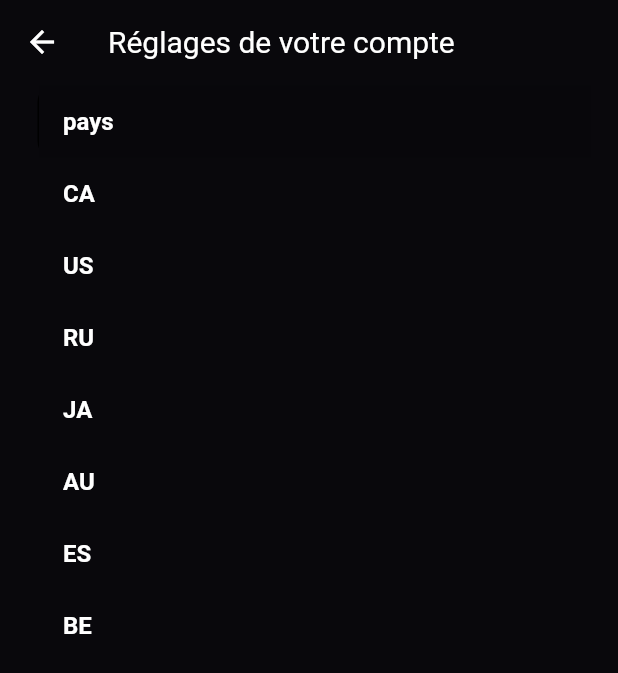
After one commit to Brokeena/H23-Gr1-E7-CineChooser, a Flutter app: the Reglages screen opened directly, after a tap on "pays", on a phone screen of 412 x 824 dp. The commit adds this screen. Shown: the top 673 px of the screen. Run offline on Flutter 3.47's test engine with Material 2 defaults, Android fonts, the phone set to English and light mode, and no system bars; our stand-ins replace carousel_slider, firebase_core; missing offline and left inert: swipable_stack, tmdb_api; accounts and stored records are empty.

Commit message:
Wow wow wow <3

```diff
--- a/app/cinechooser/test_application1/lib/pages/main.dart
+++ b/app/cinechooser/test_application1/lib/main.dart
@@ -5,35 +5,31 @@ import 'package:cinechooser/api/movie.dart';
 import 'package:cinechooser/api/api.dart';
 import 'package:firebase_core/firebase_core.dart';
 
-import '../trashTinder/CardProvider.dart';
 String poster = '';
 
-void main() async
-{
-  var liste  = getTrendingMovies();
+void main() async {
+  var liste = getTrendingMovies();
   Movie movie = await Movie.create(18491);
   poster = movie.poster;
   WidgetsFlutterBinding.ensureInitialized();
-  await Firebase.initializeApp(options: FirebaseOptions(apiKey: "AIzaSyAf7-d8wh14Q0-Yjju-beR2mVHpzeOP2ns", appId: 'cinechooser', messagingSenderId: '1026537403163', projectId: 'cinechooser-eva01') );
+  await Firebase.initializeApp(
+      options: FirebaseOptions(
+          apiKey: "AIzaSyAf7-d8wh14Q0-Yjju-beR2mVHpzeOP2ns",
+          appId: 'cinechooser',
+          messagingSenderId: '1026537403163',
+          projectId: 'cinechooser-eva01'));
   runApp(const MyApp());
-
 }
 
-
-
-class MyApp extends StatelessWidget
-{
-
+class MyApp extends StatelessWidget {
   const MyApp({super.key});
 
   // This widget is the root of your application.
   @override
-  Widget build(BuildContext context)
-  {
-    return   const MaterialApp(
-        debugShowCheckedModeBanner: false,
-        home: LoginPage(),
-
+  Widget build(BuildContext context) {
+    return const MaterialApp(
+      debugShowCheckedModeBanner: false,
+      home: PagePrincipale(),
     );
   }
 }
--- /dev/null
+++ b/app/cinechooser/test_application1/lib/pages/reglages.dart
@@ -0,0 +1,111 @@
+import 'package:cinechooser/pages/pagePrincipale.dart';
+import 'package:flutter/cupertino.dart';
+import 'package:flutter/material.dart';
+import 'package:cinechooser/components/textField.dart';
+import 'package:cinechooser/pages/login_page.dart';
+import 'package:cinechooser/utils/app_styles.dart';
+
+class Reglages extends StatefulWidget {
+  const Reglages({Key? key}) : super(key: key);
+
+  @override
+  State<Reglages> createState() => _ReglagesState();
+}
+
+class _ReglagesState extends State<Reglages> {
+  void _navigateToPreviousScreen(BuildContext context) {
+    Navigator.of(context)
+        .push(MaterialPageRoute(builder: (context) => const PagePrincipale()));
+  }
+
+  dynamic dropdownvalues = "pays";
+  List listItemPays = [
+    "pays",
+    "CA",
+    "US",
+    "RU",
+    "JA",
+    "AU",
+    "ES",
+    "BE",
+  ];
+
+  @override
+  Widget build(BuildContext context) {
+    return Scaffold(
+      extendBodyBehindAppBar: true,
+      appBar: AppBar(
+        backgroundColor: Colors.transparent,
+        elevation: 0,
+        title: const Text('Réglages de votre compte', style: Styles.entete),
+        leading: IconButton(
+          onPressed: () {
+            _navigateToPreviousScreen(context);
+          },
+          icon: const Icon(
+            Icons.arrow_back,
+          ),
+        ),
+      ),
+      body: Container(
+        decoration: const BoxDecoration(color: Styles.bgColor),
+        child: SafeArea(
+          child: Center(
+            child: Container(
+              padding: const EdgeInsets.symmetric(horizontal: 25),
+              child: Column(
+                children: [
+                  Container(
+                    padding: EdgeInsets.symmetric(horizontal: 16),
+                    width: double.infinity,
+                    decoration: const ShapeDecoration(
+                        shape: RoundedRectangleBorder(
+                            side: BorderSide(
+                                width: 1.0, style: BorderStyle.solid),
+                            borderRadius: BorderRadius.all(
+                              Radius.circular(12),
+                            ))),
+                    child: DropdownButton(
+                        value: dropdownvalues,
+                        dropdownColor: Styles.bgColor,
+                        icon: const Icon(
+                          Icons.arrow_drop_down,
+                          color: Colors.white,
+                        ),
+                        elevation: 10,
+                        items: [
+                          "pays",
+                          "CA",
+                          "US",
+                          "RU",
+                          "JA",
+                          "AU",
+                          "ES",
+                          "BE",
+                        ]
+                            .map((dynamic value) => DropdownMenuItem(
+                                  value: value,
+                                  child: Text(
+                                    value,
+                                    style: const TextStyle(
+                                        fontWeight: FontWeight.bold,
+                                        color: Colors.white),
+                                  ),
+                                ))
+                            .toList(),
+                        onChanged: (newItem) {
+                          setState(() {
+                            dropdownvalues = newItem!;
+                          });
+                        }),
+
+                  )
+                ],
+              ),
+            ),
+          ),
+        ),
+      ),
+    );
+  }
+}
```
Also changed, not shown: app/cinechooser/test_application1/lib/pages/login_page.dart (+46 -55 lines), app/cinechooser/test_application1/lib/pages/pagePrincipale.dart (+22 -20 lines), app/cinechooser/test_application1/lib/pages/setup_utilisateur.dart (+73 -24 lines), app/cinechooser/test_application1/lib/trashTinder/CardProvider.dart (deleted, +0 -101 lines), app/cinechooser/test_application1/lib/utils/bottom_buttons_row.dart (+8 -22 lines), app/cinechooser/test_application1/lib/utils/carte_overlay.dart (renamed from app/cinechooser/test_application1/lib/utils/card_overlay.dart, +5 -14 lines), app/cinechooser/test_application1/lib/utils/movie_carte.dart (renamed from app/cinechooser/test_application1/lib/utils/movie_card.dart, +15 -38 lines), app/cinechooser/test_application1/lib/utils/top_buttons_row.dart (added, +69 -0 lines), app/cinechooser/test_application1/lib/utils/type_carte.dart (renamed from app/cinechooser/test_application1/lib/utils/card_label.dart, +7 -25 lines), 1 other file.
